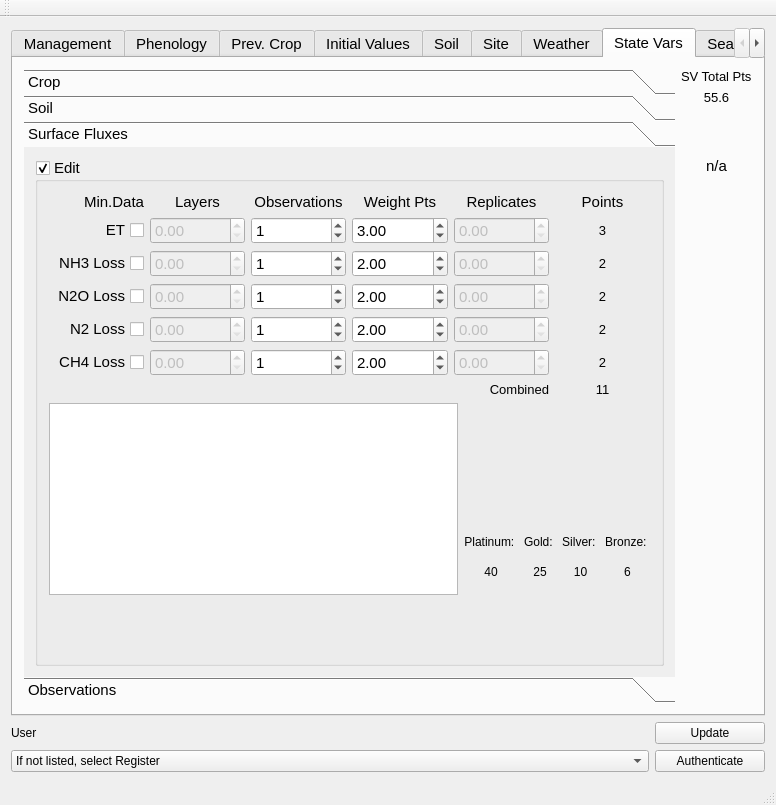
Qt form Gui/datasetclassification.ui (arkygeek/DataRanking) before a commit.
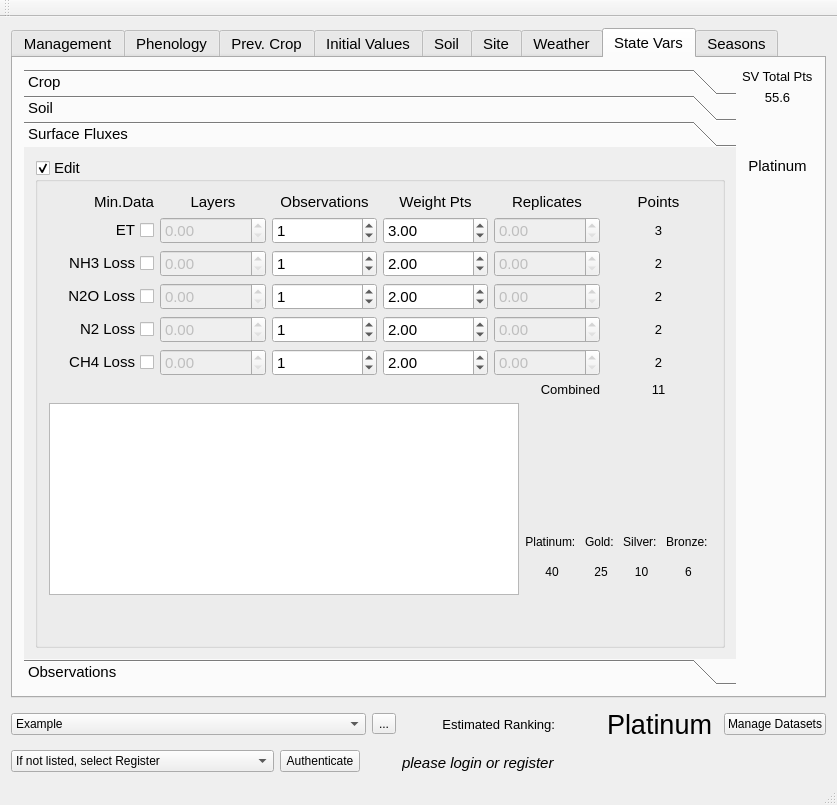
The same form after that commit. The open tabs and pages were chosen to show the change. Icons and pictures are not drawn.

```diff
--- a/Gui/datasetclassification.ui
+++ b/Gui/datasetclassification.ui
@@ -6,7 +6,7 @@
    <rect>
     <x>0</x>
     <y>0</y>
-    <width>776</width>
+    <width>837</width>
     <height>805</height>
    </rect>
   </property>
@@ -15,7 +15,81 @@
   </property>
   <widget class="QWidget" name="centralWidget">
    <layout class="QGridLayout" name="gridLayout_2">
-    <item row="0" column="0" colspan="2">
+    <item row="1" column="6">
+     <widget class="QLabel" name="lblOverallRank">
+      <property name="font">
+       <font>
+        <pointsize>20</pointsize>
+       </font>
+      </property>
+      <property name="text">
+       <string>Platinum</string>
+      </property>
+     </widget>
+    </item>
+    <item row="1" column="3">
+     <widget class="QToolButton" name="toolButtonDatasetDetails">
+      <property name="toolTip">
+       <string>&lt;html&gt;&lt;head/&gt;&lt;body&gt;&lt;p&gt;Push to see full details for dataset&lt;/p&gt;&lt;/body&gt;&lt;/html&gt;</string>
+      </property>
+      <property name="text">
+       <string>...</string>
+      </property>
+     </widget>
+    </item>
+    <item row="1" column="5">
+     <widget class="QLabel" name="lblRankImage">
+      <property name="minimumSize">
+       <size>
+        <width>40</width>
+        <height>40</height>
+       </size>
+      </property>
+      <property name="maximumSize">
+       <size>
+        <width>40</width>
+        <height>40</height>
+       </size>
+      </property>
+      <property name="text">
+       <string/>
+      </property>
+      <property name="pixmap">
+       <pixmap resource="Resources.qrc">:/Resources/platinum.png</pixmap>
+      </property>
+      <property name="scaledContents">
+       <bool>true</bool>
+      </property>
+     </widget>
+    </item>
+    <item row="2" column="0">
+     <widget class="QComboBox" name="cbUser">
+      <property name="sizePolicy">
+       <sizepolicy hsizetype="Preferred" vsizetype="Fixed">
+        <horstretch>1</horstretch>
+        <verstretch>0</verstretch>
+       </sizepolicy>
+      </property>
+      <item>
+       <property name="text">
+        <string>If not listed, select Register</string>
+       </property>
+      </item>
+      <item>
+       <property name="text">
+        <string>Register</string>
+       </property>
+      </item>
+     </widget>
+    </item>
+    <item row="1" column="8">
+     <widget class="QPushButton" name="pushButton">
+      <property name="text">
+       <string>Manage Datasets</string>
+      </property>
+     </widget>
+    </item>
+    <item row="0" column="0" colspan="9">
      <widget class="QTabWidget" name="tabWidgetDataClassification">
       <property name="sizePolicy">
        <sizepolicy hsizetype="Expanding" vsizetype="Expanding">
@@ -6784,7 +6858,7 @@
         <item row="3" column="1">
          <widget class="QLabel" name="lblSVRankOverall">
           <property name="text">
-           <string>n/a</string>
+           <string>Platinum</string>
           </property>
           <property name="alignment">
            <set>Qt::AlignCenter</set>
@@ -8486,8 +8560,8 @@
             <rect>
              <x>0</x>
              <y>0</y>
-             <width>654</width>
-             <height>526</height>
+             <width>715</width>
+             <height>506</height>
             </rect>
            </property>
            <attribute name="label">
@@ -11134,22 +11208,26 @@
       </widget>
      </widget>
     </item>
-    <item row="1" column="0">
-     <widget class="QLabel" name="lblUser">
-      <property name="text">
-       <string>User</string>
+    <item row="1" column="4">
+     <widget class="QLabel" name="lblEstimatedRanking">
+      <property name="font">
+       <font>
+        <pointsize>10</pointsize>
+       </font>
       </property>
-     </widget>
-    </item>
-    <item row="1" column="1">
-     <widget class="QPushButton" name="pushButton">
       <property name="text">
-       <string>Update</string>
+       <string>Estimated Ranking:</string>
       </property>
+      <property name="alignment">
+       <set>Qt::AlignRight|Qt::AlignTrailing|Qt::AlignVCenter</set>
+      </property>
      </widget>
     </item>
-    <item row="2" column="0">
-     <widget class="QComboBox" name="cbUser">
+    <item row="1" column="0" colspan="3">
+     <widget class="QComboBox" name="cbDatasets">
+      <property name="currentIndex">
+       <number>1</number>
+      </property>
       <item>
        <property name="text">
         <string>If not listed, select Register</string>
@@ -11157,7 +11235,7 @@
       </item>
       <item>
        <property name="text">
-        <string>Register</string>
+        <string>Example</string>
        </property>
       </item>
      </widget>
@@ -11175,6 +11253,22 @@
       </property>
      </widget>
     </item>
+    <item row="2" column="4">
+     <widget class="QLabel" name="lblUser">
+      <property name="font">
+       <font>
+        <pointsize>11</pointsize>
+        <italic>true</italic>
+       </font>
+      </property>
+      <property name="text">
+       <string>please login or register</string>
+      </property>
+      <property name="alignment">
+       <set>Qt::AlignBottom|Qt::AlignLeading|Qt::AlignLeft</set>
+      </property>
+     </widget>
+    </item>
    </layout>
   </widget>
   <widget class="QMenuBar" name="menuBar">
```
Left out of the diff: 30 changed lines with no effect on the pictures.
